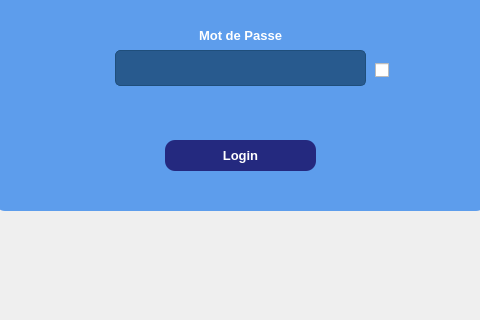
Before: the Qt Designer form mainwindow.ui in ProjetCPlusPlus2A41/projetcpp2a41-classroom-2a41-innostay, drawn with Qt 5; both pictures show x 365 to 845 and y 380 to 700 of the 1200 by 700 pixel window.
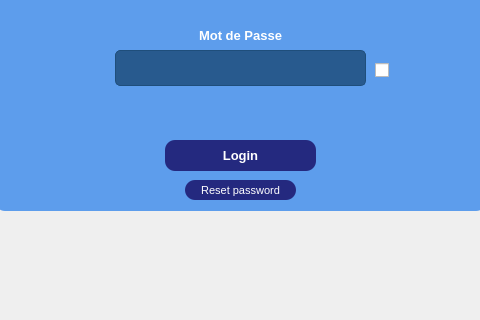
After: the same form once the commit is applied. The open tabs and pages were chosen to show the change. Icons and pictures are not drawn.

Commit message: Forget password

Patch:
```diff
--- a/mainwindow.ui
+++ b/mainwindow.ui
@@ -32,7 +32,7 @@
      </rect>
     </property>
     <property name="currentIndex">
-     <number>2</number>
+     <number>0</number>
     </property>
     <widget class="QWidget" name="Login">
      <widget class="QLabel" name="Background_image">
@@ -263,6 +263,36 @@
        <string/>
       </property>
      </widget>
+     <widget class="QPushButton" name="Login_ResetPass">
+      <property name="geometry">
+       <rect>
+        <x>550</x>
+        <y>560</y>
+        <width>111</width>
+        <height>20</height>
+       </rect>
+      </property>
+      <property name="font">
+       <font>
+        <pointsize>8</pointsize>
+        <weight>50</weight>
+        <bold>false</bold>
+       </font>
+      </property>
+      <property name="styleSheet">
+       <string notr="true">QPushButton {
+background-color: rgba(20, 9, 97, 200);
+border-radius: 10px;
+color:white;
+}
+QPushButton:hover {
+background-color: qlineargradient(spread:pad, x1:0, y1:0, x2:0, y2:1, stop:0 rgba(117, 201, 187, 200), stop:1 rgba(20, 9, 97, 200));
+}</string>
+      </property>
+      <property name="text">
+       <string>Reset password</string>
+      </property>
+     </widget>
      <zorder>Background_image</zorder>
      <zorder>label_9</zorder>
      <zorder>label</zorder>
@@ -273,6 +303,7 @@
      <zorder>Login_CIN_Filed</zorder>
      <zorder>label_infoconx</zorder>
      <zorder>Login_check_PassShowHide</zorder>
+     <zorder>Login_ResetPass</zorder>
     </widget>
     <widget class="QWidget" name="Menu">
      <widget class="QLabel" name="label_14">
```
The commit also changes 14 other files.
